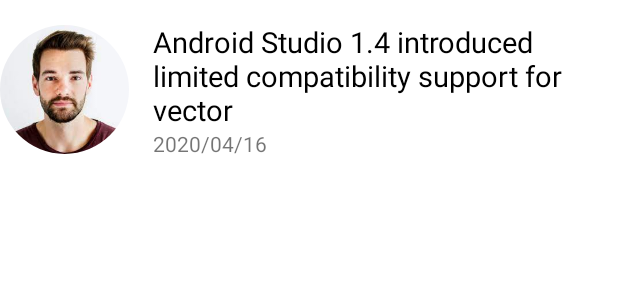
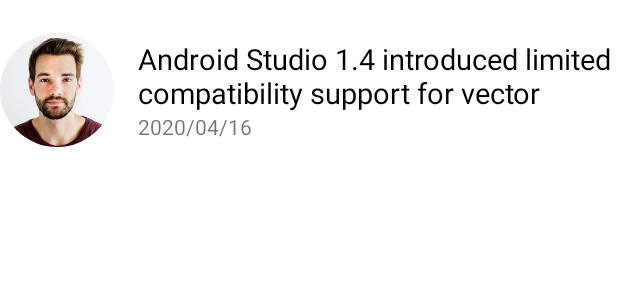
Before and after one commit to mahsa6828/guardian, an Android app: the layout rc_row.xml on its own in the app's theme, with its tools: preview values and no code run, on a phone screen of 412 x 824 dp. Shown: the top 300 px of the screen. Run offline under Robolectric (Android 15) with nearby library versions, the phone set to English and light mode, and no system bars.

Commit message:
عکس لود شد

```diff
--- a/app/src/main/java/com/example/guardian/adapter/NewsAdapter.java
+++ b/app/src/main/java/com/example/guardian/adapter/NewsAdapter.java
@@ -23,6 +23,7 @@ import de.hdodenhof.circleimageview.CircleImageView;
 public class NewsAdapter extends RecyclerView.Adapter<NewsAdapter.NewsVH> {
     Context context;
     List<Result> resultList;
+
 
     public NewsAdapter(Context context,List<Result> resultList){
         this.context=context;
--- a/app/src/main/java/com/example/guardian/api/IService.java
+++ b/app/src/main/java/com/example/guardian/api/IService.java
@@ -8,6 +8,6 @@ import retrofit2.Call;
 import retrofit2.http.GET;
 
 public interface IService {
-    @GET("search?q=sport&api-key=test")
+    @GET("search?q=sport&show-fields=headline,thumbnail&api-key=test")
     Call<News> getNews();
 }
--- a/app/src/main/res/layout/activity_main.xml
+++ b/app/src/main/res/layout/activity_main.xml
@@ -13,6 +13,7 @@
     </androidx.appcompat.widget.Toolbar>
     <androidx.recyclerview.widget.RecyclerView
         android:id="@+id/rc_main"
+        android:layout_margin="8dp"
         android:layout_width="match_parent"
         android:layout_height="match_parent"
         android:layout_below="@id/toolbar_main"/>
--- a/app/src/main/res/layout/rc_row.xml
+++ b/app/src/main/res/layout/rc_row.xml
@@ -10,8 +10,8 @@
             android:src="@drawable/profile"
             android:id="@+id/img_rc"
             android:layout_centerVertical="true"
-            android:layout_width="86dp"
-            android:layout_height="86dp"/>
+            android:layout_width="76dp"
+            android:layout_height="76dp"/>
         <LinearLayout
             android:id="@+id/alltxt"
             android:layout_marginLeft="16dp"
```
